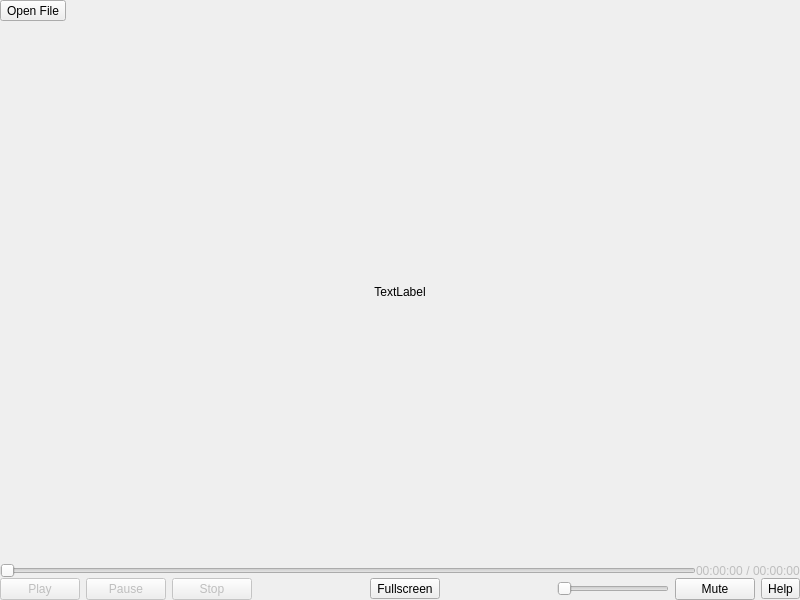
This is src/player/player.ui in vkohaupt/vokoscreenNG as Qt 5 draws it before an edit. The edited form follows.
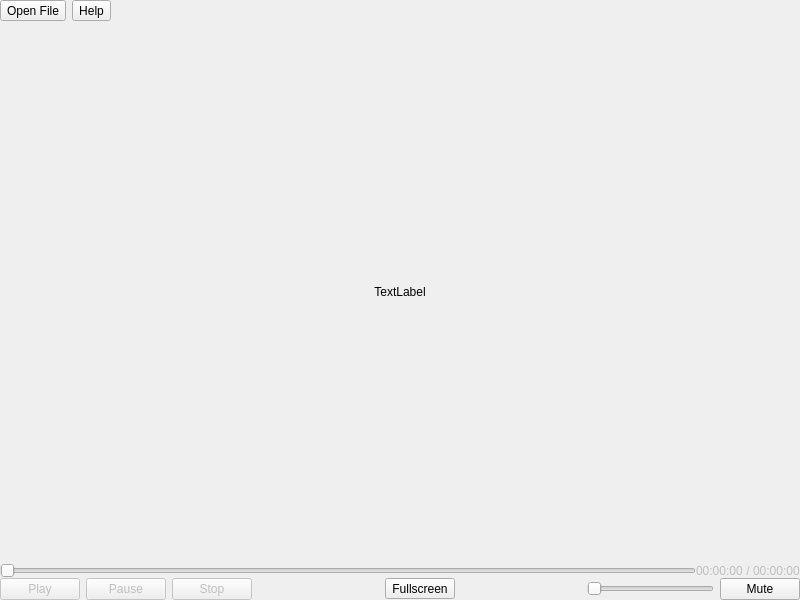
This is the edited form.

Patch:
```diff
--- a/src/player/player.ui
+++ b/src/player/player.ui
@@ -54,6 +54,13 @@
         </property>
        </widget>
       </item>
+      <item>
+       <widget class="QToolButton" name="toolButtonHelpPlayer">
+        <property name="text">
+         <string notr="true">Help</string>
+        </property>
+       </widget>
+      </item>
       <item>
        <spacer name="horizontalSpacer_4">
         <property name="orientation">
@@ -309,13 +316,6 @@
               </property>
              </widget>
             </item>
-            <item>
-             <widget class="QToolButton" name="toolButtonHelpPlayer">
-              <property name="text">
-               <string notr="true">Help</string>
-              </property>
-             </widget>
-            </item>
            </layout>
           </widget>
          </item>
```
